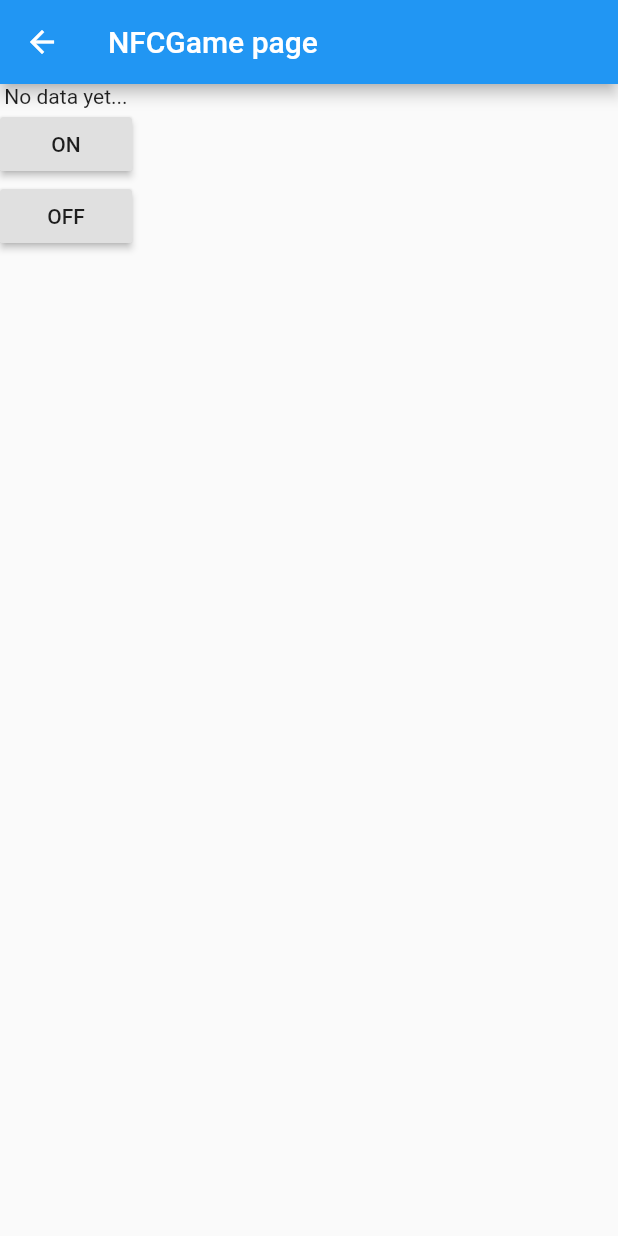
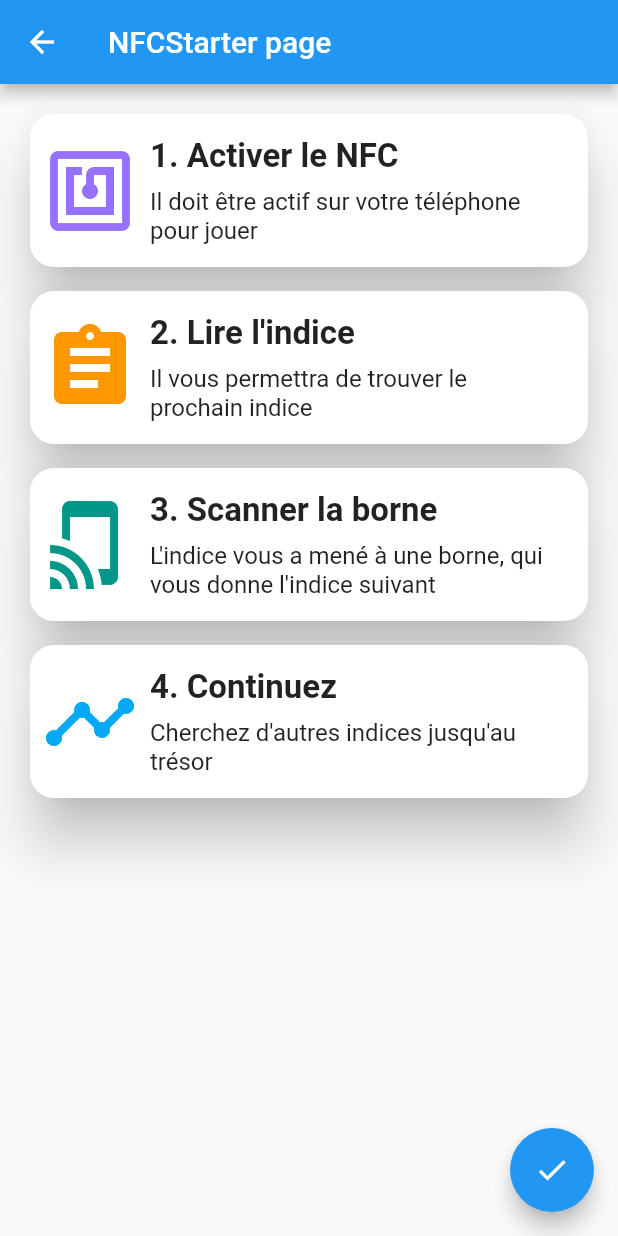
Before and after one commit to AlexBolot/Explore-ton-musee, a Flutter app: the Explore screen opened by its route, after a tap on "Chasse au Trésor", on a phone screen of 412 x 824 dp. Run offline on Flutter 3.47's test engine with Material 2 defaults, Android fonts, the light colour scheme and no system bars; missing offline and left inert: barcode_scan, flutter_nfc_reader.

Commit message:
Adding the NFC Game + small package refactor

```diff
--- a/lib/main.dart
+++ b/lib/main.dart
@@ -1,11 +1,15 @@
 import 'package:explore_ton_musee/views/visitor/about_us.dart';
 import 'package:explore_ton_musee/views/visitor/explore/explore.dart';
+import 'package:explore_ton_musee/views/visitor/explore/nfc_finished.dart';
 import 'package:explore_ton_musee/views/visitor/explore/nfc_game.dart';
+import 'package:explore_ton_musee/views/visitor/explore/nfc_starter.dart';
 import 'package:explore_ton_musee/views/visitor/explore/search_finished.dart';
 import 'package:explore_ton_musee/views/visitor/explore/search_game.dart';
 import 'package:explore_ton_musee/views/visitor/home_page.dart';
 import 'package:explore_ton_musee/views/splash_screen.dart';
 import 'package:flutter/material.dart';
+import 'package:flutter_nfc_reader/flutter_nfc_reader.dart';
+import 'package:flutter/services.dart';
 
 void main() => runApp(MyApp());
 
@@ -22,7 +26,9 @@ class MyApp extends StatelessWidget {
         HomePage.routeName: (context) => HomePage(),
         AboutUs.routeName: (context) => AboutUs(),
         Explore.routeName: (context) => Explore(),
+        NFCStarter.routeName:(context)=> NFCStarter(),
         NFCGame.routeName: (context) => NFCGame(),
+        NFCFinished.routeName : (context) => NFCFinished(),
         SearchGame.routeName: (context) => SearchGame(),
         SearchFinished.routeName: (context) => SearchFinished(),
       },
@@ -52,3 +58,37 @@ void showSnackBar({@required ScaffoldState scaffoldState, String message, Durati
     ),
   );
 }
+
+Future<void> startNFC({void callback(NfcData data)}) async {
+  NfcData response;
+
+  try {
+    print('NFC : ready');
+    response = await FlutterNfcReader.read;
+    print('NFC : Tag found');
+  } on PlatformException {
+    print('NFC: Scan stopped exception');
+  }
+
+  if (callback != null) callback(response);
+}
+
+Future<void> stopNFC({bool restart = false, void callback(NfcData data)}) async {
+  NfcData response;
+
+  try {
+    response = await FlutterNfcReader.stop;
+    print('NFC : Stopped reading');
+  } on PlatformException {
+    print('NFC: Stop scan exception');
+    response = NfcData(
+      id: '',
+      content: '',
+      error: 'NFC scan stop exception',
+      statusMapper: '',
+    );
+    response.status = NFCStatus.error;
+  }
+
+  if (callback != null) callback(response);
+}
--- a/lib/model/SearchGameItem.dart
+++ b/lib/model/search_hint.dart
@@ -18,7 +18,7 @@ class SearchHint {
 
   @override
   String toString() {
-    return 'SearchGameItem{imagePath: ${imagePath}, imageCode: ${imageCode}}';
+    return 'SearchGameItem{imagePath: $imagePath, imageCode: $imageCode}';
   }
 
   @override
--- /dev/null
+++ b/lib/services/nfc_game_service.dart
@@ -0,0 +1,17 @@
+import 'package:explore_ton_musee/model/nfc_hint.dart';
+
+class NFCGameService {
+  static int _index = 0;
+
+  static List<NFCHint> _items = [
+    NFCHint(nfcCode: '123', hintText: "Vous devez trouver l'indice numéro 2 !"),
+    NFCHint(nfcCode: '456', hintText: "Vous devez trouver l'indice numéro 3 !"),
+    //NFCHint(nfcCode: '789', hintText: "Vous devez trouver l'indice numéro 4 !"),
+  ];
+
+  NFCHint get next => hasNext ? _items[_index++] : null;
+
+  bool get hasNext => _index < _items.length;
+
+  void init() => _index = 0;
+}
--- a/lib/services/search_game_service.dart
+++ b/lib/services/search_game_service.dart
@@ -1,4 +1,4 @@
-import 'package:explore_ton_musee/model/SearchGameItem.dart';
+import 'package:explore_ton_musee/model/search_hint.dart';
 
 class SearchGameService {
   static int _index = 0;
--- a/lib/views/visitor/explore/explore.dart
+++ b/lib/views/visitor/explore/explore.dart
@@ -1,5 +1,5 @@
 import 'package:explore_ton_musee/main.dart';
-import 'package:explore_ton_musee/views/visitor/explore/nfc_game.dart';
+import 'package:explore_ton_musee/views/visitor/explore/nfc_starter.dart';
 import 'package:explore_ton_musee/views/visitor/explore/search_game.dart';
 import 'package:explore_ton_musee/widgets/menu_item.dart';
 import 'package:flutter/material.dart';
@@ -35,7 +35,7 @@ class _ExploreState extends State<Explore> {
               color: MenuItem.purple,
               title: 'Chasse au Trésor',
               content: 'Parcours à indices',
-              onPressed: () => Navigator.of(context).pushNamed(NFCGame.routeName),
+              onPressed: () => Navigator.of(context).pushNamed(NFCStarter.routeName),
             ),
             MenuItem.vertical(
               height: 180,
@@ -67,14 +67,6 @@ class _ExploreState extends State<Explore> {
               content: 'Résoudre une énigme',
             ),
           ]),
-          horizontalSeparator,
-          MenuItem.horizontal(
-            width: double.infinity,
-            height: 100,
-            icon: Icons.star,
-            color: MenuItem.yellow,
-            title: 'Donnez-nous votre avis',
-          ),
         ]),
       ),
     );
--- /dev/null
+++ b/lib/views/visitor/explore/nfc_starter.dart
@@ -0,0 +1,73 @@
+import 'package:explore_ton_musee/views/visitor/explore/nfc_game.dart';
+import 'package:explore_ton_musee/widgets/menu_item.dart';
+import 'package:flutter/material.dart';
+
+class NFCStarter extends StatefulWidget {
+  static const String routeName = "/NFCStarter";
+
+  final String title;
+
+  const NFCStarter({this.title = 'NFCStarter page'});
+
+  @override
+  _NFCStarterState createState() => _NFCStarterState();
+}
+
+class _NFCStarterState extends State<NFCStarter> {
+  @override
+  Widget build(BuildContext context) {
+    var horizontalSeparator = Container(height: 8.0);
+
+    double height = 110;
+
+    return Scaffold(
+      appBar: AppBar(title: Text(widget.title)),
+      floatingActionButton: FloatingActionButton(
+        child: Icon(Icons.check),
+        tooltip: "C'est parti !",
+        onPressed: () {
+          Navigator.of(context).pushNamed(NFCGame.routeName);
+        },
+      ),
+      body: Container(
+        child: MenuItem.listView([
+          MenuItem.horizontal(
+            height: height,
+            color: MenuItem.purple,
+            icon: Icons.nfc,
+            title: '1. Activer le NFC',
+            content: 'Il doit être actif sur votre téléphone pour jouer',
+            contentAlign: TextAlign.start,
+          ),
+          horizontalSeparator,
+          MenuItem.horizontal(
+            height: height,
+            color: MenuItem.orange,
+            icon: Icons.assignment,
+            title: "2. Lire l'indice",
+            content: 'Il vous permettra de trouver le prochain indice',
+            contentAlign: TextAlign.start,
+          ),
+          horizontalSeparator,
+          MenuItem.horizontal(
+            height: height,
+            color: MenuItem.turquoise,
+            icon: Icons.tap_and_play,
+            title: "3. Scanner la borne",
+            content: "L'indice vous a mené à une borne, qui vous donne l'indice suivant",
+            contentAlign: TextAlign.start,
+          ),
+          horizontalSeparator,
+          MenuItem.horizontal(
+            height: height,
+            color: MenuItem.blue,
+            icon: Icons.timeline,
+            title: '4. Continuez',
+            content: "Cherchez d'autres indices jusqu'au trésor",
+            contentAlign: TextAlign.start,
+          ),
+        ]),
+      ),
+    );
+  }
+}
--- a/lib/views/visitor/explore/search_game.dart
+++ b/lib/views/visitor/explore/search_game.dart
@@ -1,6 +1,6 @@
 import 'package:barcode_scan/barcode_scan.dart';
 import 'package:explore_ton_musee/main.dart';
-import 'package:explore_ton_musee/model/SearchGameItem.dart';
+import 'package:explore_ton_musee/model/search_hint.dart';
 import 'package:explore_ton_musee/services/search_game_service.dart';
 import 'package:explore_ton_musee/views/visitor/explore/search_finished.dart';
 import 'package:flutter/material.dart';
@@ -171,6 +171,7 @@ class _SearchGameState extends State<SearchGame> {
   @override
   void dispose() {
     SystemChrome.setPreferredOrientations([]);
+    timer?.cancel();
     super.dispose();
   }
 }
--- a/lib/widgets/menu_item.dart
+++ b/lib/widgets/menu_item.dart
@@ -176,7 +176,7 @@ class _MenuItemState extends State<MenuItem> {
       child: Text(
         widget.title,
         softWrap: true,
-        textAlign: titleAlign,
+        textAlign: widget.titleAlign ?? titleAlign,
         style: TextStyle(fontSize: widget.titleSize, fontWeight: FontWeight.bold),
       ),
     ));
--- a/pubspec.yaml
+++ b/pubspec.yaml
@@ -10,7 +10,7 @@ description: A new Flutter application.
 version: 1.0.0+1
 
 environment:
-  sdk: ">=2.0.0-dev.68.0 <3.0.0"
+  sdk: ">=2.1.0 <3.0.0"
 
 dependencies:
   flutter:
@@ -18,6 +18,9 @@ dependencies:
 
   barcode_scan:
   flutter_nfc_reader:
+    git:
+      url: git://github.com/matteocrippa/flutter-nfc-reader.git
+      ref: feature/refactor
 
   # The following adds the Cupertino Icons font to your application.
   # Use with the CupertinoIcons class for iOS style icons.
@@ -40,6 +43,7 @@ flutter:
   uses-material-design: true
 
   assets:
+   - assets/blob.gif
    - assets/hint1.jpg
    - assets/hint2.jpg
    - assets/hint3.jpg
```
Also changed, not shown: lib/model/nfc_hint.dart (added, +31 -0 lines), lib/views/visitor/about_us.dart (+2 -6 lines), lib/views/visitor/explore/nfc_finished.dart (added, +50 -0 lines), lib/views/visitor/explore/nfc_game.dart (+110 -30 lines), lib/views/visitor/home_page.dart (+18 -0 lines), 1 other file.
